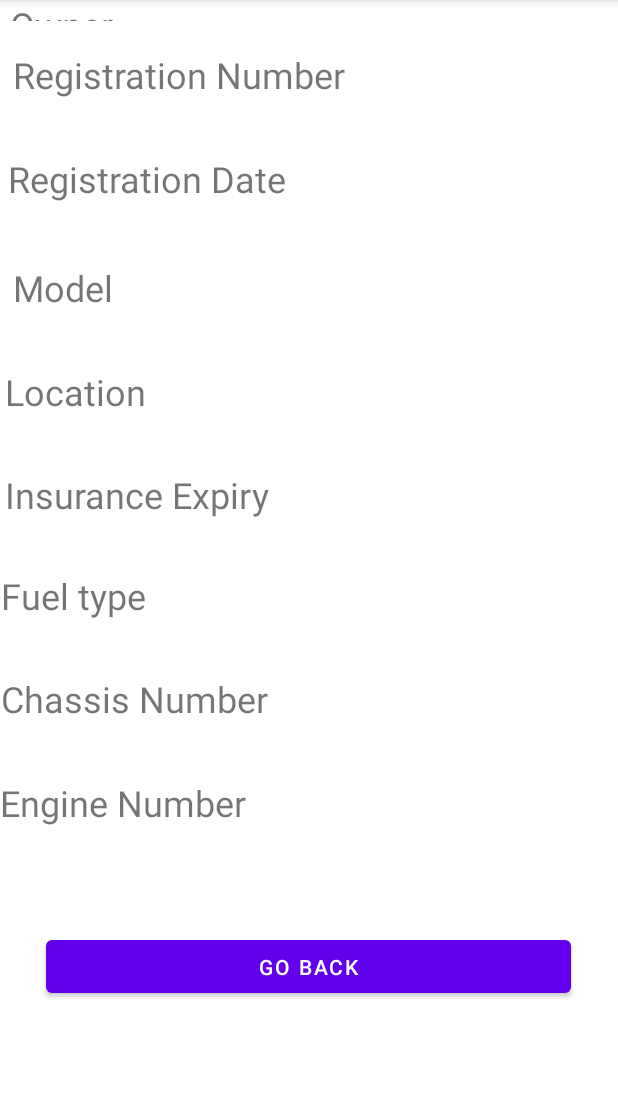
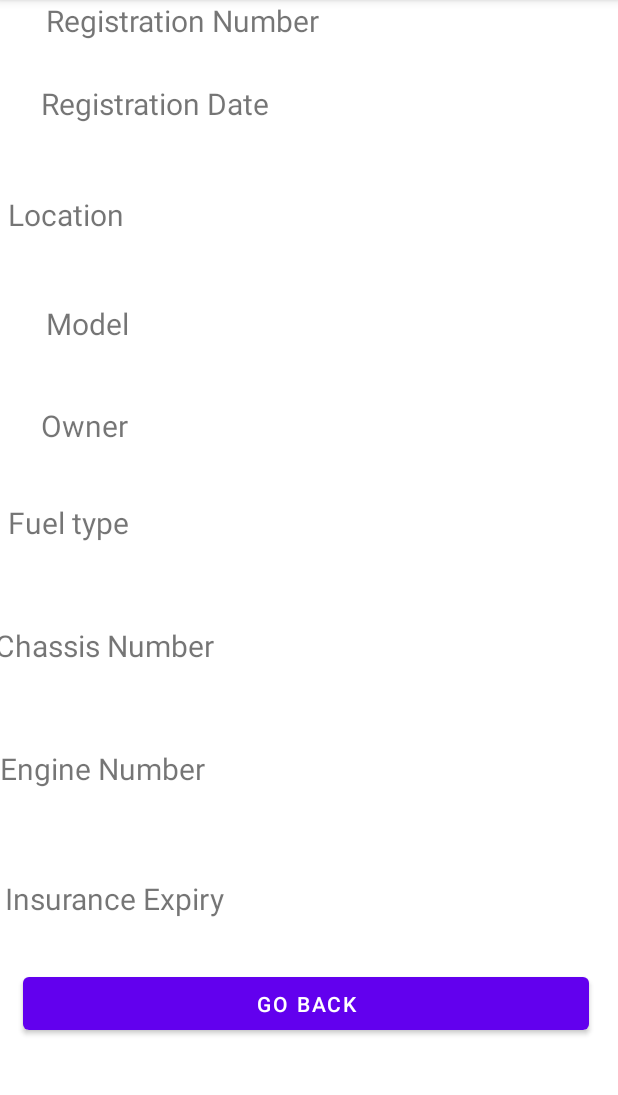
Before and after one commit to imcja007/MLTrial, an Android app: the infoPage screen opened directly, with no data from a screen before it, on a phone screen of 412 x 824 dp, the part 84-1179 px from its top. Run offline under Robolectric (Android 15) with nearby library versions, the phone set to English and light mode, and no system bars; 1 statement that could not run was skipped.

Commit message:
scrollable ui

```diff
--- a/app/src/main/res/layout/activity_info_page.xml
+++ b/app/src/main/res/layout/activity_info_page.xml
@@ -1,126 +1,145 @@
 <?xml version="1.0" encoding="utf-8"?>
-<RelativeLayout xmlns:android="http://schemas.android.com/apk/res/android"
-    xmlns:tools="http://schemas.android.com/tools"
+<ScrollView  xmlns:android="http://schemas.android.com/apk/res/android"
+    android:layout_width="wrap_content" android:layout_height="wrap_content"
+    android:scrollbarStyle="outsideInset">
+    <LinearLayout
         android:layout_width="match_parent"
         android:layout_height="match_parent"
-    tools:context=".infoPage">
-
-
-    <!--    <ScrollView-->
-    <!--        android:layout_width="match_parent"-->
-    <!--        android:layout_height="match_parent">-->
-
+        android:orientation="vertical"  >
+        <RelativeLayout
+            android:layout_width="fill_parent"
+            android:layout_height="wrap_content"
+            android:layout_gravity="center_horizontal">
 
             <TextView
                 android:id="@+id/owner"
-        android:layout_width="403dp"
+                android:layout_width="377dp"
                 android:layout_height="49dp"
                 android:layout_alignParentEnd="true"
                 android:layout_alignParentBottom="true"
-        android:layout_marginEnd="2dp"
-        android:layout_marginBottom="754dp"
+                android:layout_centerHorizontal="true"
+                android:layout_marginEnd="3dp"
+                android:layout_marginBottom="401dp"
                 android:text="Owner"
-        android:textSize="24sp"
-        tools:layout_editor_absoluteX="60dp"
-        tools:layout_editor_absoluteY="136dp" />
+                android:textSize="20sp"/>
+            <!--        tools:layout_editor_absoluteX="60dp"-->
+            <!--        -->
+            <!--        tools:layout_editor_absoluteY="136dp" -->
 
             <TextView
                 android:id="@+id/regno"
-        android:layout_width="403dp"
+                android:layout_width="377dp"
+                android:layout_centerHorizontal="true"
                 android:layout_height="49dp"
                 android:layout_alignParentEnd="true"
                 android:layout_alignParentBottom="true"
                 android:layout_marginEnd="0dp"
-        android:layout_marginBottom="685dp"
+                android:layout_marginBottom="671dp"
                 android:text="Registration Number"
-        android:textSize="24sp"
-        tools:layout_editor_absoluteX="60dp"
-        tools:layout_editor_absoluteY="136dp" />
+                android:textSize="20sp" />
+            <!--        tools:layout_editor_absoluteX="60dp"-->
+            <!--        tools:layout_editor_absoluteY="136dp" />-->
 
             <TextView
                 android:id="@+id/model"
-        android:layout_width="403dp"
+                android:layout_width="377dp"
+                android:layout_centerHorizontal="true"
                 android:layout_height="45dp"
                 android:layout_alignParentEnd="true"
                 android:layout_alignParentBottom="true"
                 android:layout_marginEnd="0dp"
-        android:layout_marginBottom="547dp"
+                android:layout_marginBottom="473dp"
                 android:text="Model"
-        android:textSize="24sp" />
+                android:textSize="20sp" />
 
             <TextView
                 android:id="@+id/location"
-        android:layout_width="399dp"
+                android:layout_width="377dp"
+                android:layout_centerHorizontal="true"
                 android:layout_height="45dp"
+                android:layout_alignParentStart="true"
                 android:layout_alignParentEnd="true"
                 android:layout_alignParentBottom="true"
-        android:layout_marginEnd="9dp"
-        android:layout_marginBottom="478dp"
+                android:layout_marginStart="5dp"
+                android:layout_marginEnd="0dp"
+                android:layout_marginBottom="546dp"
                 android:text="Location"
-        android:textSize="24sp" />
+                android:textSize="20sp" />
 
             <TextView
                 android:id="@+id/insurance"
-        android:layout_width="399dp"
+                android:layout_width="377dp"
+                android:layout_centerHorizontal="true"
                 android:layout_height="45dp"
+                android:layout_alignParentStart="true"
                 android:layout_alignParentEnd="true"
                 android:layout_alignParentBottom="true"
+                android:layout_marginStart="3dp"
                 android:layout_marginEnd="9dp"
-        android:layout_marginBottom="409dp"
+                android:layout_marginBottom="90dp"
                 android:text="Insurance Expiry"
-        android:textSize="24sp" />
+                android:textSize="20sp" />
 
             <TextView
                 android:id="@+id/regDate"
-        android:layout_width="403dp"
+                android:layout_width="377dp"
+                android:layout_centerHorizontal="true"
                 android:layout_height="49dp"
                 android:layout_alignParentEnd="true"
                 android:layout_alignParentBottom="true"
                 android:layout_marginEnd="3dp"
                 android:layout_marginBottom="616dp"
                 android:text="Registration Date"
-        android:textSize="24sp" />
+                android:textSize="20sp" />
 
             <TextView
                 android:id="@+id/fuel"
                 android:layout_width="403dp"
-        android:layout_height="47dp"
+                android:layout_height="60dp"
+                android:layout_alignParentStart="true"
                 android:layout_alignParentEnd="true"
                 android:layout_alignParentBottom="true"
-        android:layout_marginEnd="8dp"
-        android:layout_marginBottom="340dp"
+                android:layout_centerInParent="true"
+                android:layout_marginStart="5dp"
+                android:layout_marginEnd="3dp"
+                android:layout_marginBottom="326dp"
                 android:text="Fuel type"
-        android:textSize="24sp" />
+                android:textSize="20sp" />
 
             <TextView
                 android:id="@+id/chassis"
                 android:layout_width="403dp"
-        android:layout_height="47dp"
+                android:layout_height="60dp"
+                android:layout_alignParentStart="true"
                 android:layout_alignParentEnd="true"
                 android:layout_alignParentBottom="true"
-        android:layout_marginEnd="8dp"
-        android:layout_marginBottom="271dp"
+                android:layout_marginStart="-3dp"
+                android:layout_marginEnd="11dp"
+                android:layout_marginBottom="244dp"
                 android:text="Chassis Number"
-        android:textSize="24sp" />
+                android:textSize="20sp" />
 
             <TextView
                 android:id="@+id/engine"
-        android:layout_width="403dp"
-        android:layout_height="47dp"
+                android:layout_width="350dp"
+                android:layout_centerHorizontal="true"
+                android:layout_height="60dp"
+                android:layout_alignParentStart="true"
                 android:layout_alignParentEnd="true"
                 android:layout_alignParentBottom="true"
+                android:layout_marginStart="0dp"
                 android:layout_marginEnd="12dp"
-        android:layout_marginBottom="202dp"
+                android:layout_marginBottom="162dp"
                 android:text="Engine Number"
-        android:textSize="24sp" />
+                android:textSize="20sp" />
 
             <Button
                 android:id="@+id/btn"
-        android:layout_width="350dp"
+                android:layout_width="377dp"
                 android:layout_height="47dp"
                 android:layout_alignParentBottom="true"
                 android:layout_centerHorizontal="true"
-        android:layout_marginBottom="100dp"
+                android:layout_marginBottom="28dp"
                 android:onClick="back"
                 android:text="Go Back" />
 
@@ -131,5 +150,7 @@
             <!--            android:layout_height="wrap_content"-->
             <!--            android:text="INFO HERE!!"-->
             <!--            android:textSize="30sp" />-->
-    <!--    </ScrollView>-->
+
         </RelativeLayout>
+    </LinearLayout>
+</ScrollView>
```
Also changed, not shown: app/src/main/java/com/example/mltrial/parsing.java (+4 -3 lines), app/src/main/res/layout/activity_main.xml (+34 -44 lines). Lines whose indentation alone changed are shown as unchanged.
